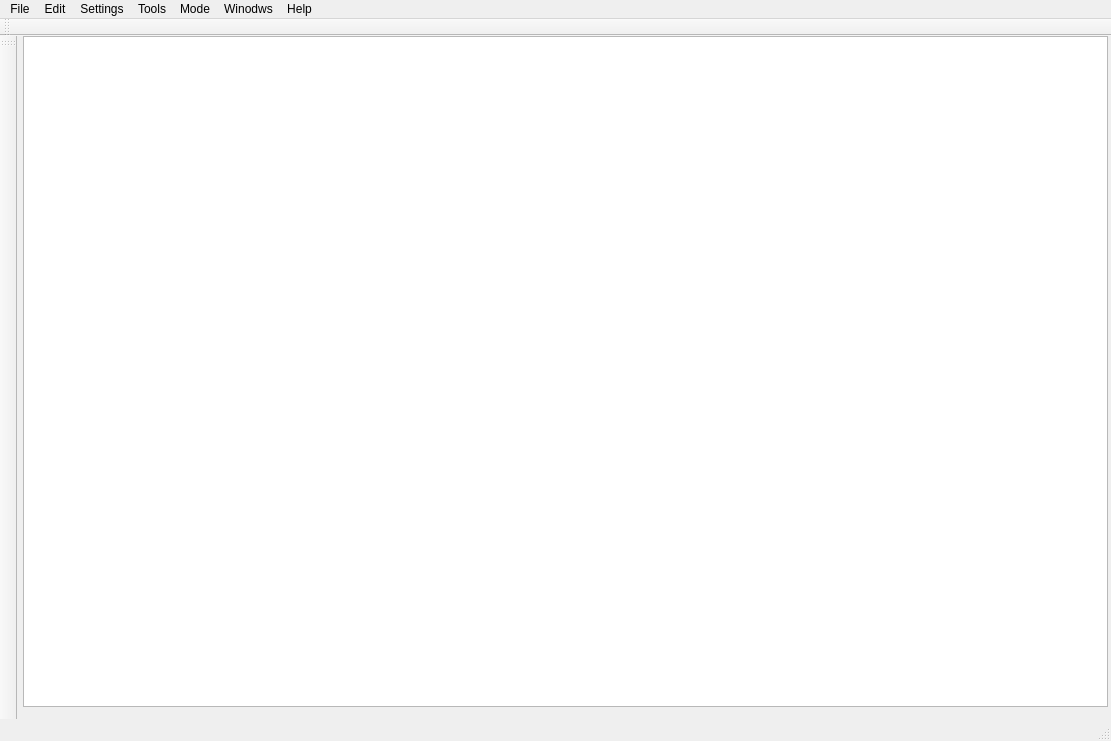
Above: src/MainWindow.ui from BBlance/Discrete_math.graph_theory before the change. Below: the same form after it.
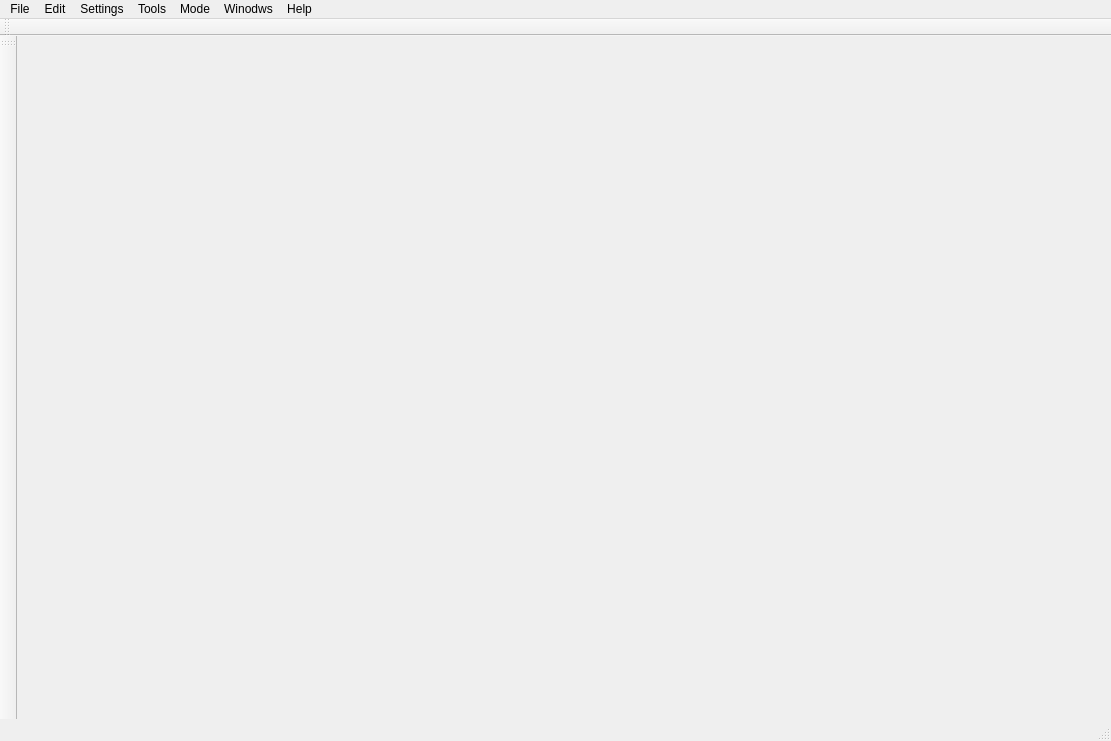
That is the form after the change. Icons and pictures are not drawn.

```diff
--- a/src/MainWindow.ui
+++ b/src/MainWindow.ui
@@ -24,9 +24,6 @@
      </rect>
     </property>
     <layout class="QHBoxLayout" name="horizontalLayout">
-     <property name="sizeConstraint">
-      <enum>QLayout::SetDefaultConstraint</enum>
-     </property>
      <item>
       <widget class="QWidget" name="widget" native="true">
        <property name="cursor">
@@ -35,7 +32,7 @@
       </widget>
      </item>
      <item>
-      <widget class="QUndoView" name="undoView"/>
+      <layout class="QVBoxLayout" name="verticalLayout"/>
      </item>
     </layout>
    </widget>
```
Left out of the diff: 6 changed lines with no effect on the pictures.
